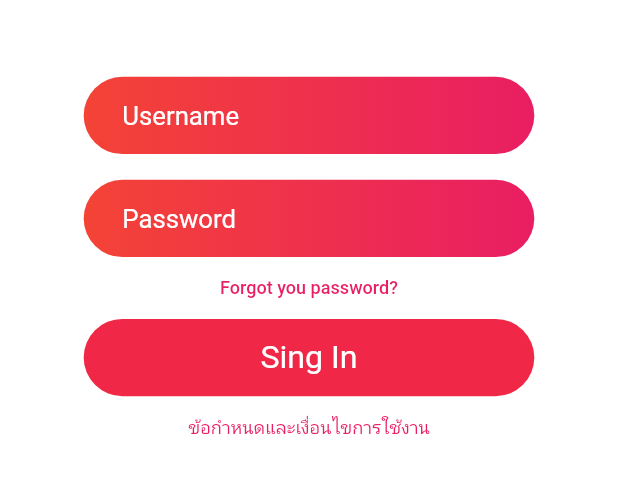
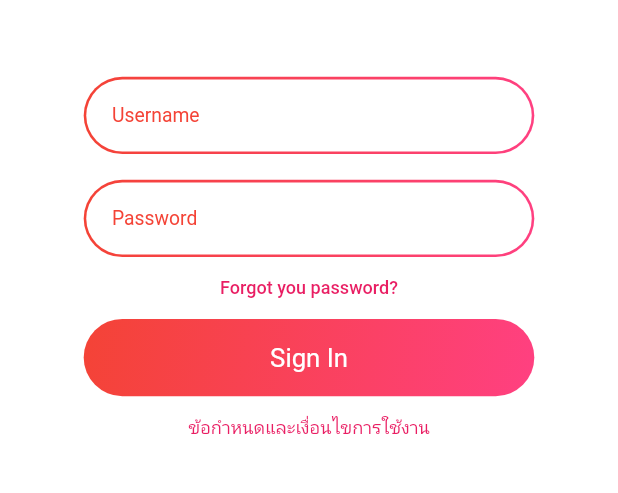
Before and after one commit to etnecadev/etneca-link, a Flutter app: the screen it shows after launch, on a phone screen of 412 x 824 dp, the part 530-1023 px from its top. Run offline on Flutter 3.47's test engine with Material 2 defaults, Android fonts, the phone set to English and light mode, and no system bars; our stand-ins replace adaptive_theme, contained_tab_bar_view, dot_navigation_bar, expandable, flutter_staggered_animations, font_awesome_flutter and 4 more; Roboto replaces fonts that are missing (Kanit).

Commit message:
fix login page and map page

```diff
--- a/lib/src/page/loginPage.dart
+++ b/lib/src/page/loginPage.dart
@@ -23,54 +23,115 @@ class LoginPage extends StatelessWidget {
                 fit: BoxFit.cover,
               )),
               SizedBox(height: 60),
+              // Container(
+              //   padding: EdgeInsets.symmetric(horizontal: 30),
+              //   width: 350,
+              //   height: 60,
+              //   decoration: BoxDecoration(
+              //       gradient: LinearGradient(
+              //           begin: Alignment.topLeft, end: Alignment.topRight,
+              //           // colors: [Colors.red, Color.fromARGB(183, 255, 145, 145)]),
+              //           colors: [Colors.red, Colors.pink]),
+              //       borderRadius: BorderRadius.circular(100)),
+              //   child: Center(
+              //     child: TextField(
+              //       cursorColor: Colors.white,
+              //       style: GoogleFonts.kanit(
+              //           textStyle:
+              //               TextStyle(fontSize: 20, color: Colors.white)),
+              //       decoration: InputDecoration(
+              //           hintText: 'Username',
+              //           hintStyle: GoogleFonts.kanit(
+              //               textStyle:
+              //                   TextStyle(fontSize: 20, color: Colors.white)),
+              //           border: InputBorder.none),
+              //     ),
+              //   ),
+              // ),
+              // SizedBox(height: 20),
+              // Container(
+              //   padding: EdgeInsets.symmetric(horizontal: 30),
+              //   width: 350,
+              //   height: 60,
+              //   decoration: BoxDecoration(
+              //       gradient: LinearGradient(
+              //           begin: Alignment.topLeft,
+              //           end: Alignment.topRight,
+              //           colors: [Colors.red, Colors.pink]),
+              //       borderRadius: BorderRadius.circular(100)),
+              //   child: Center(
+              //     child: TextField(
+              //       cursorColor: Colors.white,
+              //       style: GoogleFonts.kanit(
+              //           textStyle:
+              //               TextStyle(fontSize: 20, color: Colors.white)),
+              //       decoration: InputDecoration(
+              //           hintText: 'Password',
+              //           hintStyle: GoogleFonts.kanit(
+              //               textStyle:
+              //                   TextStyle(fontSize: 20, color: Colors.white)),
+              //           border: InputBorder.none),
+              //     ),
+              //   ),
+              // ),
               Container(
-                padding: EdgeInsets.symmetric(horizontal: 30),
+                padding: EdgeInsets.all(2),
                 width: 350,
                 height: 60,
                 decoration: BoxDecoration(
                     gradient: LinearGradient(
-                        begin: Alignment.topLeft, end: Alignment.topRight,
+                        begin: Alignment.centerLeft, end: Alignment.centerRight,
                         // colors: [Colors.red, Color.fromARGB(183, 255, 145, 145)]),
-                        colors: [Colors.red, Colors.pink]),
+                        colors: [Colors.red, Colors.pinkAccent]),
+                    borderRadius: BorderRadius.circular(100)),
+                child: Container(
+                  padding: EdgeInsets.symmetric(horizontal: 20),
+                  decoration: BoxDecoration(
+                      color: Colors.white,
                       borderRadius: BorderRadius.circular(100)),
                   child: Center(
                     child: TextField(
-                    cursorColor: Colors.white,
+                      cursorColor: Colors.red,
                       style: GoogleFonts.kanit(
-                        textStyle:
-                            TextStyle(fontSize: 20, color: Colors.white)),
+                          textStyle: TextStyle(fontSize: 15, color: Colors.red)),
                       decoration: InputDecoration(
                           hintText: 'Username',
                           hintStyle: GoogleFonts.kanit(
                               textStyle:
-                                TextStyle(fontSize: 20, color: Colors.white)),
+                                  TextStyle(fontSize: 15, color: Colors.red)),
                           border: InputBorder.none),
+                    ),
                   ),
                 ),
               ),
               SizedBox(height: 20),
               Container(
-                padding: EdgeInsets.symmetric(horizontal: 30),
+                padding: EdgeInsets.all(2),
                 width: 350,
                 height: 60,
                 decoration: BoxDecoration(
                     gradient: LinearGradient(
-                        begin: Alignment.topLeft,
-                        end: Alignment.topRight,
-                        colors: [Colors.red, Colors.pink]),
+                        begin: Alignment.centerLeft, end: Alignment.centerRight,
+                        // colors: [Colors.red, Color.fromARGB(183, 255, 145, 145)]),
+                        colors: [Colors.red, Colors.pinkAccent]),
+                    borderRadius: BorderRadius.circular(100)),
+                child: Container(
+                  padding: EdgeInsets.symmetric(horizontal: 20),
+                  decoration: BoxDecoration(
+                      color: Colors.white,
                       borderRadius: BorderRadius.circular(100)),
                   child: Center(
                     child: TextField(
-                    cursorColor: Colors.white,
+                      cursorColor: Colors.red,
                       style: GoogleFonts.kanit(
-                        textStyle:
-                            TextStyle(fontSize: 20, color: Colors.white)),
+                          textStyle: TextStyle(fontSize: 15, color: Colors.red)),
                       decoration: InputDecoration(
                           hintText: 'Password',
                           hintStyle: GoogleFonts.kanit(
                               textStyle:
-                                TextStyle(fontSize: 20, color: Colors.white)),
+                                  TextStyle(fontSize: 15, color: Colors.red)),
                           border: InputBorder.none),
+                    ),
                   ),
                 ),
               ),
@@ -88,13 +149,16 @@ class LoginPage extends StatelessWidget {
                   width: 350,
                   height: 60,
                   decoration: BoxDecoration(
-                      color: AppTheme.light.primaryColor,
+                      gradient: LinearGradient(
+                        begin: Alignment.topLeft, end: Alignment.bottomRight,
+                        // colors: [Colors.red, Color.fromARGB(183, 255, 145, 145)]),
+                        colors: [Colors.red, Colors.pinkAccent]),
                       borderRadius: BorderRadius.circular(100)),
                   child: Center(
-                    child: Text("Sing In",
+                    child: Text("Sign In",
                         style: GoogleFonts.kanit(
                           textStyle:
-                              TextStyle(fontSize: 25, color: Colors.white),
+                              TextStyle(fontSize: 20, color: Colors.white, fontWeight: FontWeight.w400),
                         )),
                   ),
                 ),
--- a/lib/src/page/mapPage.dart
+++ b/lib/src/page/mapPage.dart
@@ -20,6 +20,8 @@ class _MapPageState extends State<MapPage> {
   void initState() {
     super.initState();
   }
+
+
 
   @override
   Widget build(BuildContext context) {
@@ -56,8 +58,12 @@ class _MapPageState extends State<MapPage> {
         children: [
           Container(
             child: GoogleMap(
+              mapType: MapType.normal,
               initialCameraPosition:
-                  const CameraPosition(target: LatLng(0.0, 0.0)),
+                  CameraPosition(
+    target: LatLng(13.736717, 100.523186),
+    zoom: 5,
+  )
             ),
           ),
           // Center(
```
Lines whose indentation alone changed are shown as unchanged.
